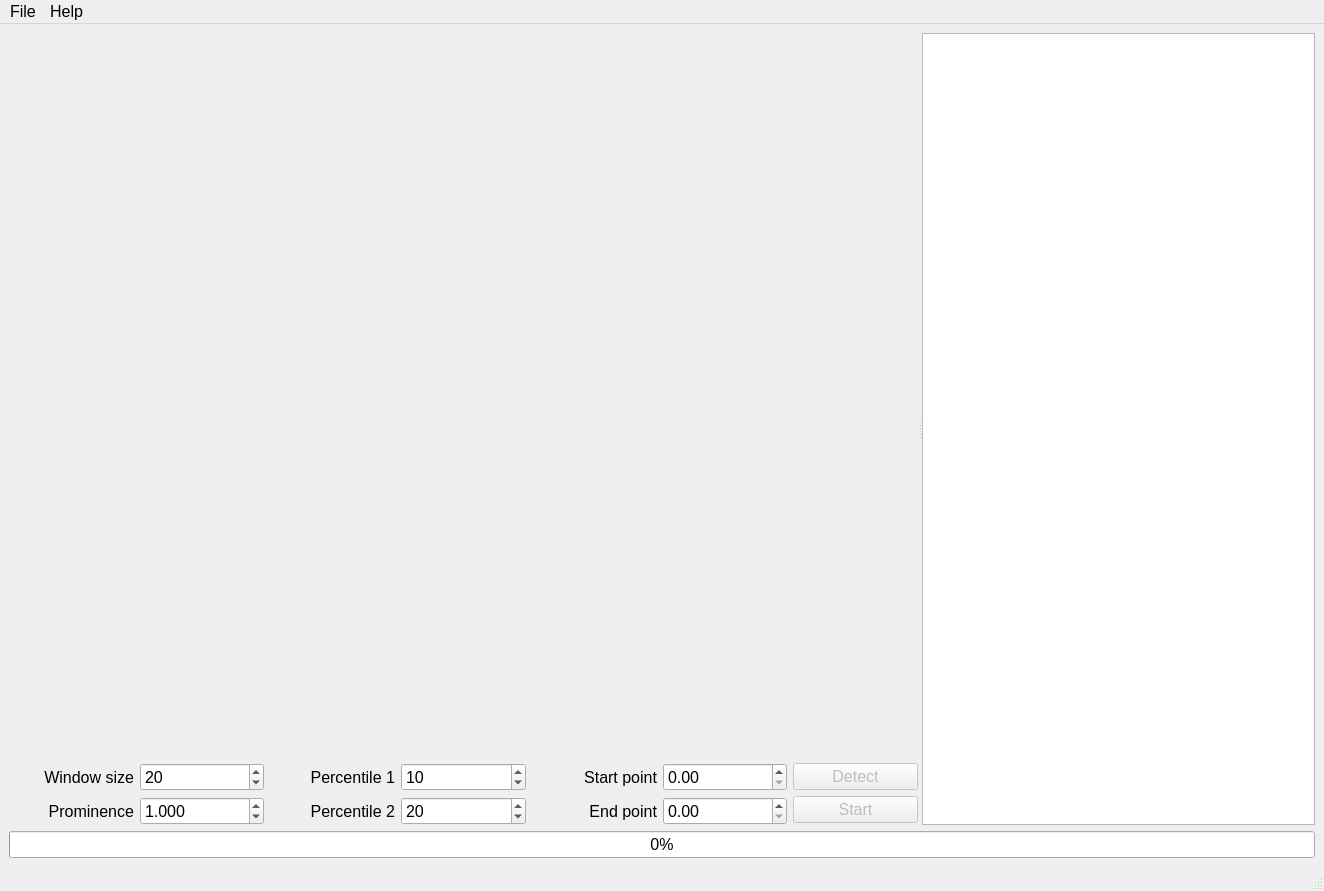
Old version of the form TransientAnalyzer.ui in the repository IuliiaBaglaeva/TransientAnalyzerUI.
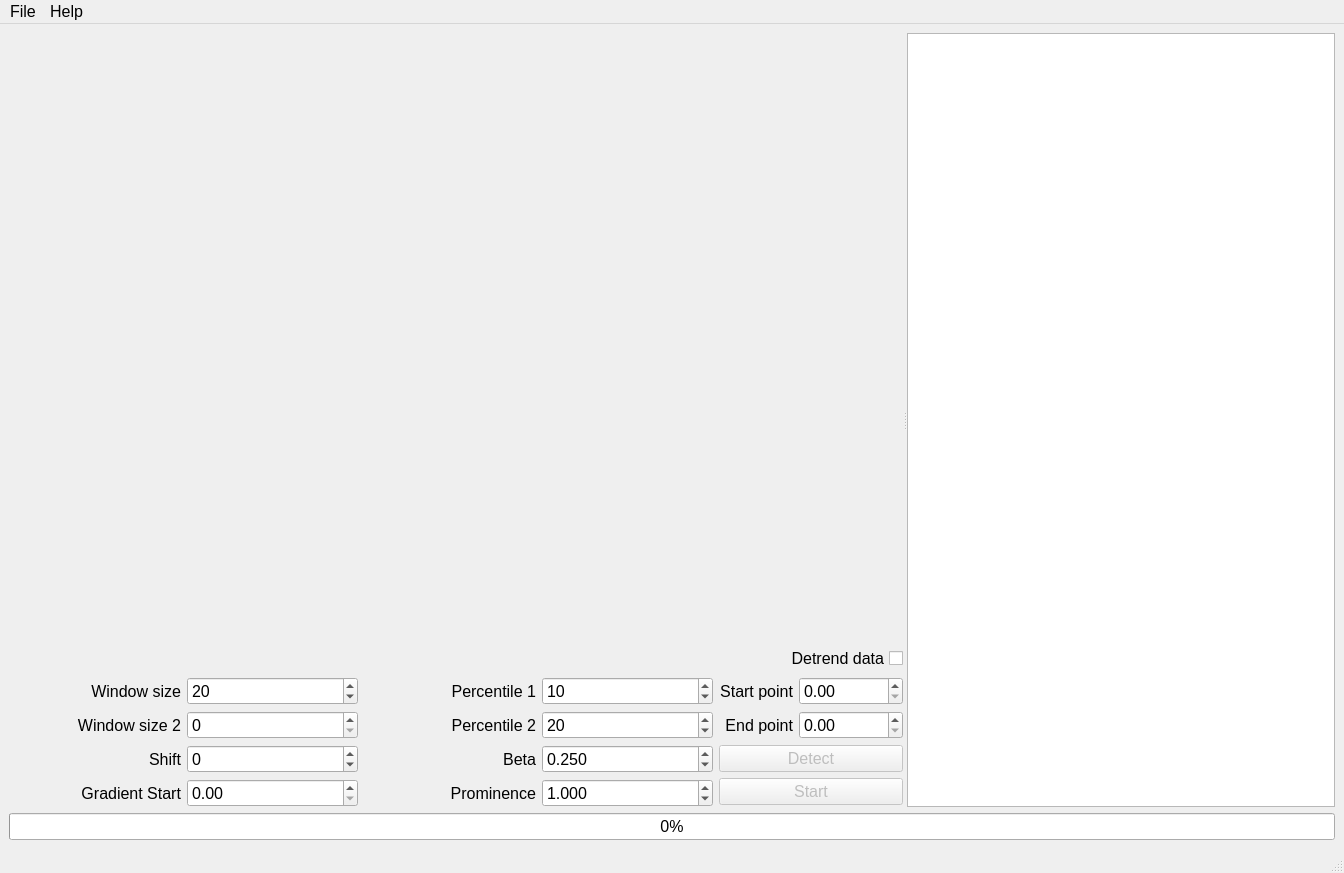
New version of the form. Custom widgets are drawn as their Qt base class.

Commit message: Everything is added except detrend (for now)

Diff of the .ui file:
```diff
--- a/TransientAnalyzer.ui
+++ b/TransientAnalyzer.ui
@@ -6,8 +6,8 @@
    <rect>
     <x>0</x>
     <y>0</y>
-    <width>1324</width>
-    <height>891</height>
+    <width>1344</width>
+    <height>873</height>
    </rect>
   </property>
   <property name="font">
@@ -19,16 +19,16 @@
    <string>TransientAnalyzer</string>
   </property>
   <widget class="QWidget" name="centralwidget">
-   <layout class="QHBoxLayout" name="horizontalLayout_2">
+   <layout class="QHBoxLayout" name="horizontalLayout_3">
     <item>
-     <layout class="QVBoxLayout" name="verticalLayout_9">
+     <layout class="QVBoxLayout" name="verticalLayout_18">
       <item>
        <widget class="QSplitter" name="splitter">
         <property name="orientation">
          <enum>Qt::Horizontal</enum>
         </property>
         <widget class="QWidget" name="layoutWidget">
-         <layout class="QVBoxLayout" name="verticalLayout_8">
+         <layout class="QVBoxLayout" name="verticalLayout_17">
           <item>
            <widget class="QLabel" name="Log">
             <property name="text">
@@ -54,7 +54,19 @@
            </widget>
           </item>
           <item>
-           <layout class="QHBoxLayout" name="horizontalLayout">
+           <widget class="QCheckBox" name="DetrendBox">
+            <property name="layoutDirection">
+             <enum>Qt::RightToLeft</enum>
+            </property>
+            <property name="text">
+             <string>Detrend data</string>
+            </property>
+           </widget>
+          </item>
+          <item>
+           <layout class="QHBoxLayout" name="horizontalLayout_2">
+            <item>
+             <layout class="QVBoxLayout" name="verticalLayout_12">
             <item>
              <layout class="QVBoxLayout" name="verticalLayout">
               <property name="sizeConstraint">
@@ -73,7 +85,7 @@
               <item>
                <widget class="QLabel" name="label_2">
                 <property name="text">
-                 <string>Prominence</string>
+                   <string>Window size 2</string>
                 </property>
                 <property name="alignment">
                  <set>Qt::AlignRight|Qt::AlignTrailing|Qt::AlignVCenter</set>
@@ -82,6 +94,34 @@
               </item>
              </layout>
             </item>
+              <item>
+               <layout class="QVBoxLayout" name="verticalLayout_8">
+                <item>
+                 <widget class="QLabel" name="label_7">
+                  <property name="text">
+                   <string>Shift</string>
+                  </property>
+                  <property name="alignment">
+                   <set>Qt::AlignRight|Qt::AlignTrailing|Qt::AlignVCenter</set>
+                  </property>
+                 </widget>
+                </item>
+                <item>
+                 <widget class="QLabel" name="label_8">
+                  <property name="text">
+                   <string>Gradient Start</string>
+                  </property>
+                  <property name="alignment">
+                   <set>Qt::AlignRight|Qt::AlignTrailing|Qt::AlignVCenter</set>
+                  </property>
+                 </widget>
+                </item>
+               </layout>
+              </item>
+             </layout>
+            </item>
+            <item>
+             <layout class="QVBoxLayout" name="verticalLayout_13">
             <item>
              <layout class="QVBoxLayout" name="verticalLayout_2">
               <property name="sizeConstraint">
@@ -98,26 +138,32 @@
                </widget>
               </item>
               <item>
-               <widget class="QDoubleSpinBox" name="ProminenceBox">
-                <property name="decimals">
-                 <number>3</number>
-                </property>
-                <property name="minimum">
-                 <double>0.500000000000000</double>
-                </property>
+                 <widget class="QSpinBox" name="Window2Box">
                 <property name="maximum">
-                 <double>2.000000000000000</double>
-                </property>
-                <property name="singleStep">
-                 <double>0.100000000000000</double>
-                </property>
-                <property name="value">
-                 <double>1.000000000000000</double>
-                </property>
-               </widget>
-              </item>
-             </layout>
-            </item>
+                   <number>500</number>
+                  </property>
+                 </widget>
+                </item>
+               </layout>
+              </item>
+              <item>
+               <layout class="QVBoxLayout" name="verticalLayout_9">
+                <item>
+                 <widget class="QSpinBox" name="ShiftBox">
+                  <property name="minimum">
+                   <number>-99</number>
+                  </property>
+                 </widget>
+                </item>
+                <item>
+                 <widget class="QDoubleSpinBox" name="GradientBox"/>
+                </item>
+               </layout>
+              </item>
+             </layout>
+            </item>
+            <item>
+             <layout class="QVBoxLayout" name="verticalLayout_14">
             <item>
              <layout class="QVBoxLayout" name="verticalLayout_3">
               <item>
@@ -146,6 +192,34 @@
              </layout>
             </item>
             <item>
+               <layout class="QVBoxLayout" name="verticalLayout_10">
+                <item>
+                 <widget class="QLabel" name="label_9">
+                  <property name="text">
+                   <string>Beta</string>
+                  </property>
+                  <property name="alignment">
+                   <set>Qt::AlignRight|Qt::AlignTrailing|Qt::AlignVCenter</set>
+                  </property>
+                 </widget>
+                </item>
+                <item>
+                 <widget class="QLabel" name="label_10">
+                  <property name="text">
+                   <string>Prominence</string>
+                  </property>
+                  <property name="alignment">
+                   <set>Qt::AlignRight|Qt::AlignTrailing|Qt::AlignVCenter</set>
+                  </property>
+                 </widget>
+                </item>
+               </layout>
+              </item>
+             </layout>
+            </item>
+            <item>
+             <layout class="QVBoxLayout" name="verticalLayout_15">
+              <item>
              <layout class="QVBoxLayout" name="verticalLayout_4">
               <item>
                <widget class="QSpinBox" name="Q1Box">
@@ -170,6 +244,51 @@
              </layout>
             </item>
             <item>
+               <layout class="QVBoxLayout" name="verticalLayout_11">
+                <item>
+                 <widget class="QDoubleSpinBox" name="BetaBox">
+                  <property name="decimals">
+                   <number>3</number>
+                  </property>
+                  <property name="maximum">
+                   <double>1.000000000000000</double>
+                  </property>
+                  <property name="singleStep">
+                   <double>0.100000000000000</double>
+                  </property>
+                  <property name="value">
+                   <double>0.250000000000000</double>
+                  </property>
+                 </widget>
+                </item>
+                <item>
+                 <widget class="QDoubleSpinBox" name="ProminenceBox">
+                  <property name="decimals">
+                   <number>3</number>
+                  </property>
+                  <property name="minimum">
+                   <double>0.100000000000000</double>
+                  </property>
+                  <property name="maximum">
+                   <double>3.000000000000000</double>
+                  </property>
+                  <property name="singleStep">
+                   <double>0.100000000000000</double>
+                  </property>
+                  <property name="value">
+                   <double>1.000000000000000</double>
+                  </property>
+                 </widget>
+                </item>
+               </layout>
+              </item>
+             </layout>
+            </item>
+            <item>
+             <layout class="QVBoxLayout" name="verticalLayout_16">
+              <item>
+               <layout class="QHBoxLayout" name="horizontalLayout">
+                <item>
              <layout class="QVBoxLayout" name="verticalLayout_6">
               <item>
                <widget class="QLabel" name="label_5">
@@ -211,6 +330,8 @@
               </item>
              </layout>
             </item>
+               </layout>
+              </item>
             <item>
              <layout class="QVBoxLayout" name="verticalLayout_5">
               <property name="sizeConstraint">
@@ -241,6 +362,8 @@
            </layout>
           </item>
          </layout>
+          </item>
+         </layout>
         </widget>
         <widget class="QTableView" name="ParsTable"/>
        </widget>
@@ -261,7 +384,7 @@
     <rect>
      <x>0</x>
      <y>0</y>
-     <width>1324</width>
+     <width>1344</width>
      <height>27</height>
     </rect>
    </property>
```
Lines whose indentation alone changed are shown as unchanged. The commit also changes 4 other files.
